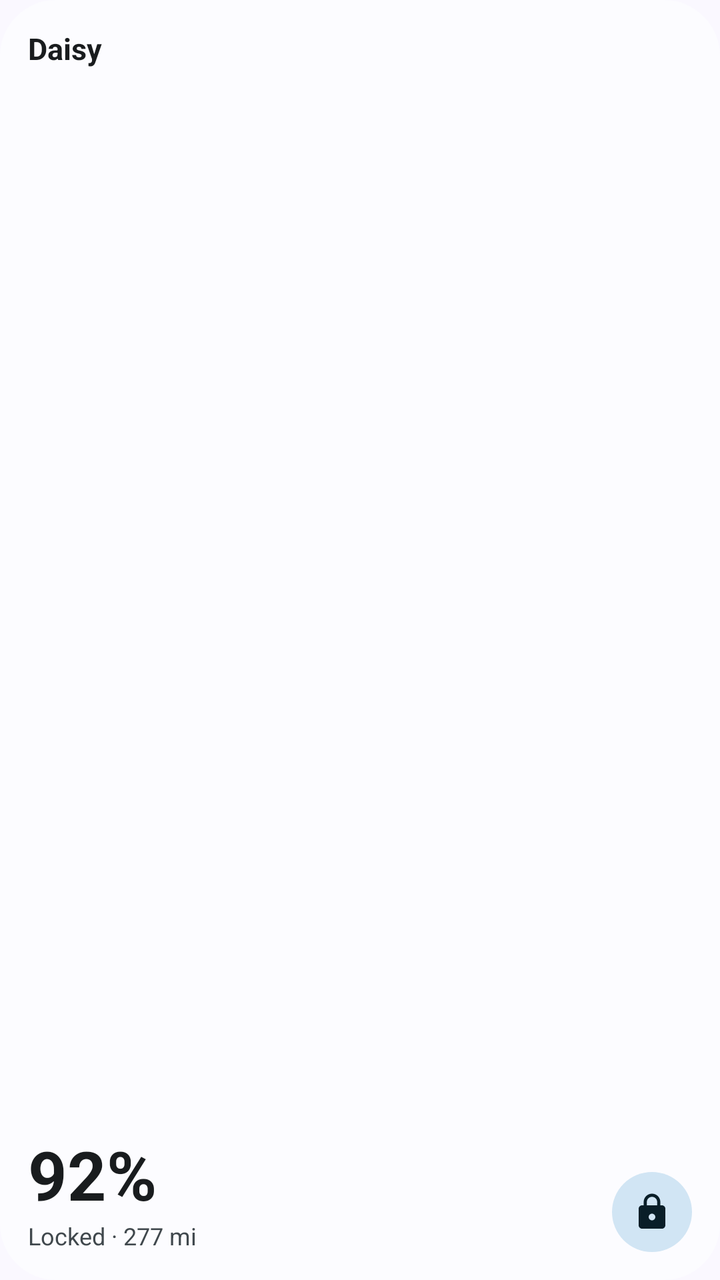
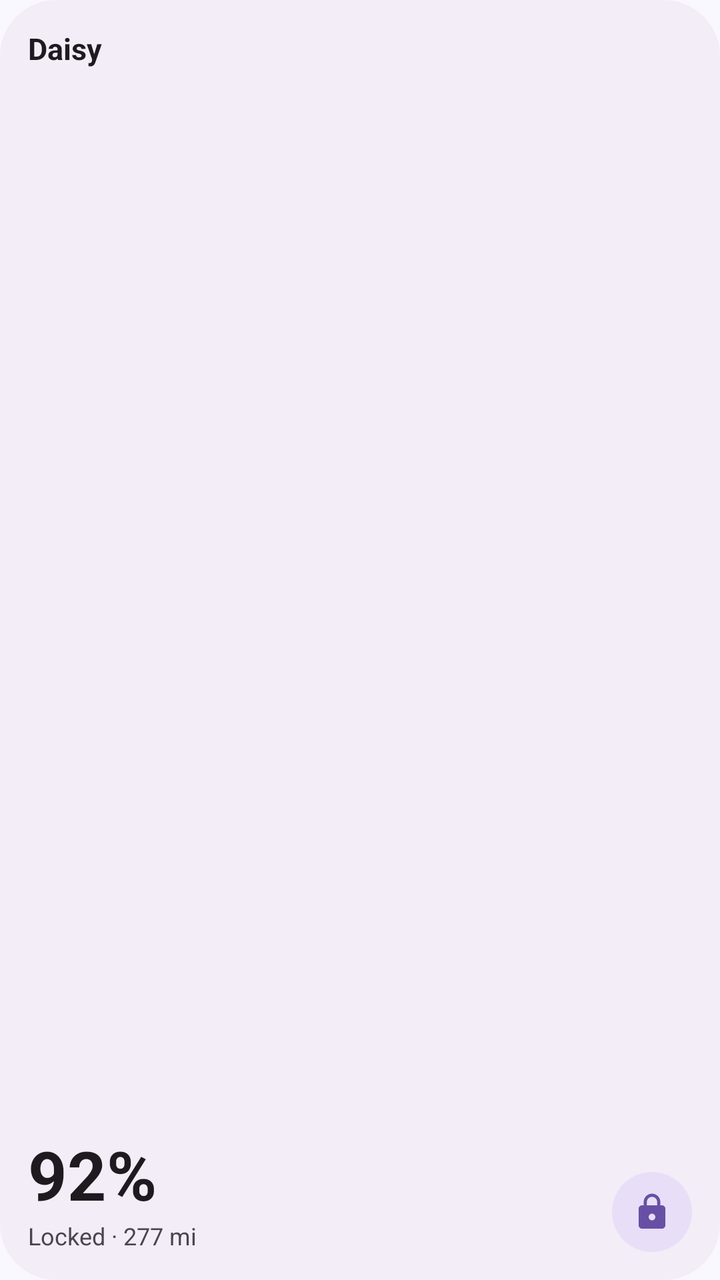

Two renders of the same Android screen: before a commit and after it. Below are the layout's source before the change and the commit's diff.
<!-- AndroidManifest.xml: application theme Theme.Bloo -->
<!-- res/layout/bloo_widget_preview.xml -->
<?xml version="1.0" encoding="utf-8"?>
<RelativeLayout xmlns:android="http://schemas.android.com/apk/res/android"
    android:layout_width="match_parent"
    android:layout_height="match_parent"
    android:background="@drawable/bloo_widget_preview_bg"
    android:padding="14dp">

    <TextView
        android:id="@+id/preview_name"
        android:layout_width="wrap_content"
        android:layout_height="wrap_content"
        android:text="Daisy"
        android:textColor="@android:color/system_neutral1_900"
        android:textSize="15sp"
        android:textStyle="bold" />

    <TextView
        android:id="@+id/preview_value"
        android:layout_width="wrap_content"
        android:layout_height="wrap_content"
        android:layout_above="@+id/preview_state"
        android:text="92%"
        android:textColor="@android:color/system_neutral1_900"
        android:textSize="34sp"
        android:textStyle="bold" />

    <TextView
        android:id="@+id/preview_state"
        android:layout_width="wrap_content"
        android:layout_height="wrap_content"
        android:layout_alignParentBottom="true"
        android:text="Locked · 277 mi"
        android:textColor="@android:color/system_neutral2_700"
        android:textSize="12sp" />

    <ImageView
        android:layout_width="40dp"
        android:layout_height="40dp"
        android:layout_alignParentEnd="true"
        android:layout_alignParentBottom="true"
        android:background="@drawable/bloo_widget_preview_btn"
        android:padding="10dp"
        android:src="@drawable/ic_widget_lock"
        android:tint="@android:color/system_accent2_900" />
</RelativeLayout>
<!-- resources referenced by this layout -->
<resources>
  <!-- drawable bloo_widget_preview_bg (drawable) -->
  <shape xmlns:android="http://schemas.android.com/apk/res/android" android:shape="rectangle">
      <solid android:color="@android:color/system_neutral1_10" />
      <corners android:radius="28dp" />
  </shape>
  <!-- drawable bloo_widget_preview_btn (drawable) -->
  <shape xmlns:android="http://schemas.android.com/apk/res/android" android:shape="oval">
      <solid android:color="@android:color/system_accent2_100" />
  </shape>
  <!-- drawable ic_widget_lock (drawable) -->
  <vector xmlns:android="http://schemas.android.com/apk/res/android"
      android:width="24dp"
      android:height="24dp"
      android:viewportWidth="24"
      android:viewportHeight="24">
      <path
          android:fillColor="#FFFFFFFF"
          android:pathData="M18,8h-1V6c0,-2.76 -2.24,-5 -5,-5S7,3.24 7,6v2H6c-1.1,0 -2,0.9 -2,2v10c0,1.1 0.9,2 2,2h12c1.1,0 2,-0.9 2,-2V10c0,-1.1 -0.9,-2 -2,-2zM12,17c-1.1,0 -2,-0.9 -2,-2s0.9,-2 2,-2 2,0.9 2,2 -0.9,2 -2,2zM15.1,8H8.9V6c0,-1.71 1.39,-3.1 3.1,-3.1 1.71,0 3.1,1.39 3.1,3.1v2z" />
  </vector>
  <style name="Theme.Bloo" parent="android:Theme.Material.Light.NoActionBar">
          <item name="android:windowBackground">@color/window_background</item>
      </style>
  <color name="window_background">#FAF8FF</color>
</resources>

<!-- the commit's change to res/layout/bloo_widget_preview.xml (unified diff, before → after) -->
@@ -1,5 +1,6 @@
 <?xml version="1.0" encoding="utf-8"?>
 <RelativeLayout xmlns:android="http://schemas.android.com/apk/res/android"
+    xmlns:tools="http://schemas.android.com/tools"
     android:layout_width="match_parent"
     android:layout_height="match_parent"
     android:background="@drawable/bloo_widget_preview_bg"
@@ -10,7 +11,7 @@
         android:layout_width="wrap_content"
         android:layout_height="wrap_content"
         android:text="Daisy"
-        android:textColor="@android:color/system_neutral1_900"
+        android:textColor="#FF1D1B20"
         android:textSize="15sp"
         android:textStyle="bold" />
 
@@ -20,7 +21,7 @@
         android:layout_height="wrap_content"
         android:layout_above="@+id/preview_state"
         android:text="92%"
-        android:textColor="@android:color/system_neutral1_900"
+        android:textColor="#FF1D1B20"
         android:textSize="34sp"
         android:textStyle="bold" />
 
@@ -30,7 +31,7 @@
         android:layout_height="wrap_content"
         android:layout_alignParentBottom="true"
         android:text="Locked · 277 mi"
-        android:textColor="@android:color/system_neutral2_700"
+        android:textColor="#FF49454F"
         android:textSize="12sp" />
 
     <ImageView
@@ -41,5 +42,6 @@
         android:background="@drawable/bloo_widget_preview_btn"
         android:padding="10dp"
         android:src="@drawable/ic_widget_lock"
-        android:tint="@android:color/system_accent2_900" />
+        android:tint="#FF6750A4"
+        tools:ignore="UseAppTint" />
 </RelativeLayout>
<!-- resource entries referenced after the edit -->
@@ -2,12 +2,12 @@
 <resources>
   <!-- drawable bloo_widget_preview_bg (drawable) -->
   <shape xmlns:android="http://schemas.android.com/apk/res/android" android:shape="rectangle">
-      <solid android:color="@android:color/system_neutral1_10" />
+      <solid android:color="#FFF3EDF7" />
       <corners android:radius="28dp" />
   </shape>
   <!-- drawable bloo_widget_preview_btn (drawable) -->
   <shape xmlns:android="http://schemas.android.com/apk/res/android" android:shape="oval">
-      <solid android:color="@android:color/system_accent2_100" />
+      <solid android:color="#FFE8DEF8" />
   </shape>
   <!-- drawable ic_widget_lock (drawable) -->
   <vector xmlns:android="http://schemas.android.com/apk/res/android"
